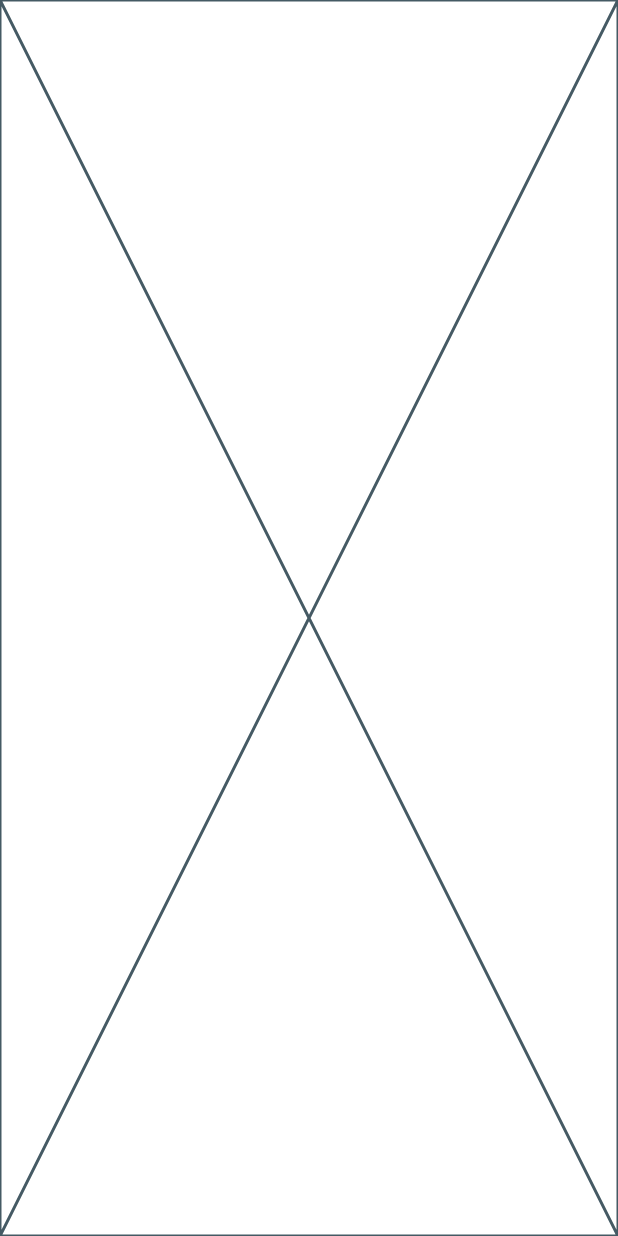
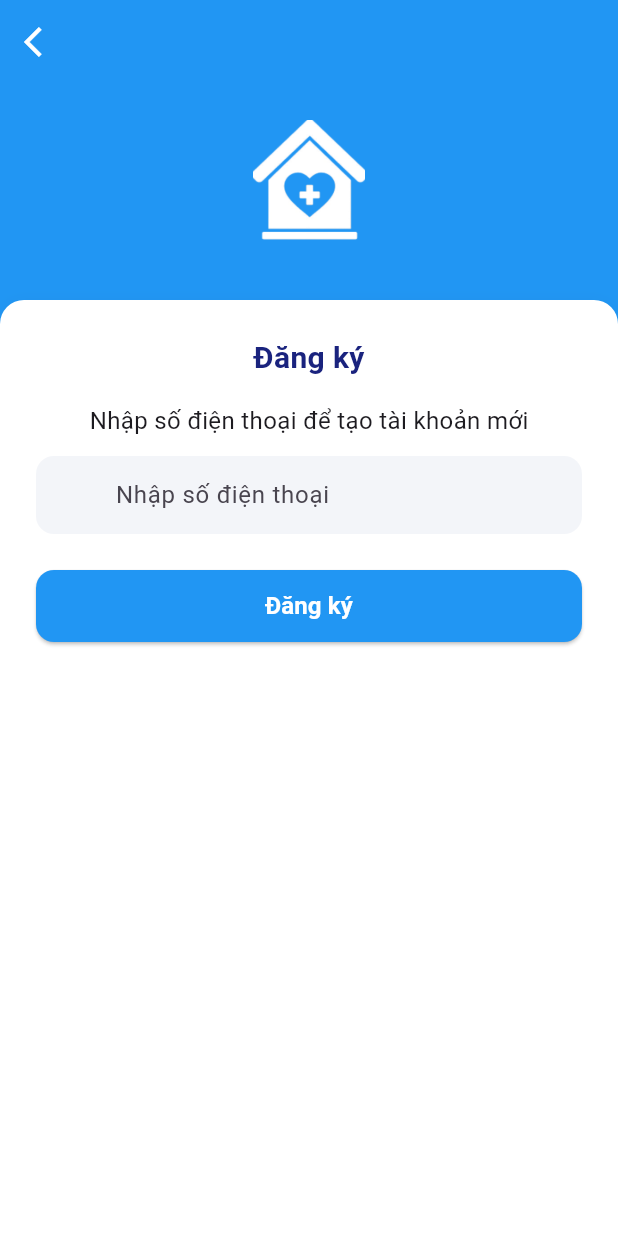
Before and after one commit to namnguy1/ClinicManagementFeApp, a Flutter app: the screen it shows after launch, after a tap on "ĐĂNG KÝ MỚI", on a phone screen of 412 x 824 dp. Run offline on Flutter 3.47's test engine with Material 3 defaults, Android fonts, the phone set to English and light mode, and no system bars.

Commit message:
add new register and otp_register page new

```diff
--- a/lib/main.dart
+++ b/lib/main.dart
@@ -1,5 +1,7 @@
+import 'package:flutter/material.dart';
 import 'package:clinic_management_app/screens/welcome/welcome_screen.dart';
-import 'package:flutter/material.dart';
+import 'package:clinic_management_app/screens/Register/register_screen.dart';
+import 'package:clinic_management_app/screens/Register/otp_register_screen.dart';
 
 void main() {
   runApp(const MyApp());
@@ -17,8 +19,9 @@ class MyApp extends StatelessWidget {
       initialRoute: '/',
       routes: {
         '/': (context) => const WelcomeScreen(),
-        '/login': (context) => const Placeholder(),     // thay bằng LoginScreen sau
-        '/register': (context) => const Placeholder(),  // thay bằng RegisterScreen sau
+        '/register': (context) => const RegisterScreen(),
+        '/otp': (context) => const OtpScreen(),
+        // '/login': (context) => const LoginScreen(), // thêm khi có màn login
       },
     );
   }
--- /dev/null
+++ b/lib/screens/Register/register_screen.dart
@@ -0,0 +1,132 @@
+import 'package:flutter/material.dart';
+
+class RegisterScreen extends StatelessWidget {
+  const RegisterScreen({super.key});
+
+  @override
+  Widget build(BuildContext context) {
+    return Scaffold(
+      backgroundColor: const Color(0xFF2196F3), // nền xanh liền mạch AppBar
+      appBar: AppBar(
+        backgroundColor: const Color(0xFF2196F3),
+        elevation: 0,
+        leading: IconButton(
+          icon: const Icon(Icons.arrow_back_ios, color: Colors.white),
+          onPressed: () => Navigator.pop(context),
+        ),
+      ),
+      body: Column(
+        children: [
+          // Phần logo giữ nguyên
+          Container(
+            width: double.infinity,
+            color: const Color(0xFF2196F3),
+            padding: const EdgeInsets.symmetric(vertical: 24),
+            child: Center(
+              child: Image.asset(
+                'assets/images/home_logo2.png',
+                height: 80,
+              ),
+            ),
+          ),
+          const SizedBox(height: 16),
+
+          // Khối trắng mở rộng, loại bỏ margin horizontal
+          Expanded(
+            child: Container(
+              padding: const EdgeInsets.symmetric(vertical: 24),
+              decoration: BoxDecoration(
+                color: Colors.white,
+                borderRadius: const BorderRadius.only(
+                  topLeft: Radius.circular(16),
+                  topRight: Radius.circular(16),
+                ),
+                boxShadow: [
+                  BoxShadow(
+                    color: Colors.black.withOpacity(0.04),
+                    blurRadius: 8,
+                    offset: const Offset(0, 2),
+                  ),
+                ],
+              ),
+              child: Column(
+                mainAxisSize: MainAxisSize.min,
+                children: [
+                  // Tiêu đề Đăng ký
+                  const Text(
+                    'Đăng ký',
+                    style: TextStyle(
+                      fontSize: 20,
+                      fontWeight: FontWeight.bold,
+                      color: Color(0xFF1A237E),
+                    ),
+                  ),
+                  const SizedBox(height: 16),
+
+                  // Hướng dẫn
+                  const Padding(
+                    padding: EdgeInsets.symmetric(horizontal: 24.0),
+                    child: Text(
+                      'Nhập số điện thoại để tạo tài khoản mới',
+                      style: TextStyle(fontSize: 16),
+                    ),
+                  ),
+                  const SizedBox(height: 12),
+
+                  // Field phone
+                  Padding(
+                    padding: const EdgeInsets.symmetric(horizontal: 24.0),
+                    child: TextField(
+                      keyboardType: TextInputType.phone,
+                      decoration: InputDecoration(
+                        prefixText: '+84 ',
+                        hintText: 'Nhập số điện thoại',
+                        filled: true,
+                        fillColor: const Color(0xFFF3F5F9),
+                        border: OutlineInputBorder(
+                          borderRadius: BorderRadius.circular(12),
+                          borderSide: BorderSide.none,
+                        ),
+                        contentPadding: const EdgeInsets.symmetric(
+                          horizontal: 16,
+                          vertical: 14,
+                        ),
+                      ),
+                    ),
+                  ),
+                  const SizedBox(height: 24),
+
+                  // Nút Đăng ký
+                  Padding(
+                    padding: const EdgeInsets.symmetric(horizontal: 24.0),
+                    child: SizedBox(
+                      width: double.infinity, // Đặt chiều rộng tối đa
+                      height: 48,
+                      child: ElevatedButton(
+                        onPressed: () => Navigator.pushNamed(context, '/otp'),
+                        style: ElevatedButton.styleFrom(
+                          backgroundColor: const Color(0xFF2196F3),
+                          shape: RoundedRectangleBorder(
+                            borderRadius: BorderRadius.circular(12),
+                          ),
+                        ),
+                        child: const Text(
+                          'Đăng ký',
+                          style: TextStyle(
+                            color: Colors.white,
+                            fontSize: 16,
+                            fontWeight: FontWeight.bold,
+                          ),
+                        ),
+                      ),
+                    ),
+                  ),
+                ],
+              ),
+            ),
+          ),
+        ],
+      ),
+    );
+  }
+}
--- a/pubspec.yaml
+++ b/pubspec.yaml
@@ -57,6 +57,7 @@ dev_dependencies:
 flutter:
   assets:
     - assets/images/home_logo.png
+    - assets/images/home_logo2.png
     - assets/images/family.png
     - assets/images/background_buildings.png
 
```
Also changed, not shown: lib/screens/Register/otp_register_screen.dart (added, +144 -0 lines), assets/images/home_logo2.png (added).
